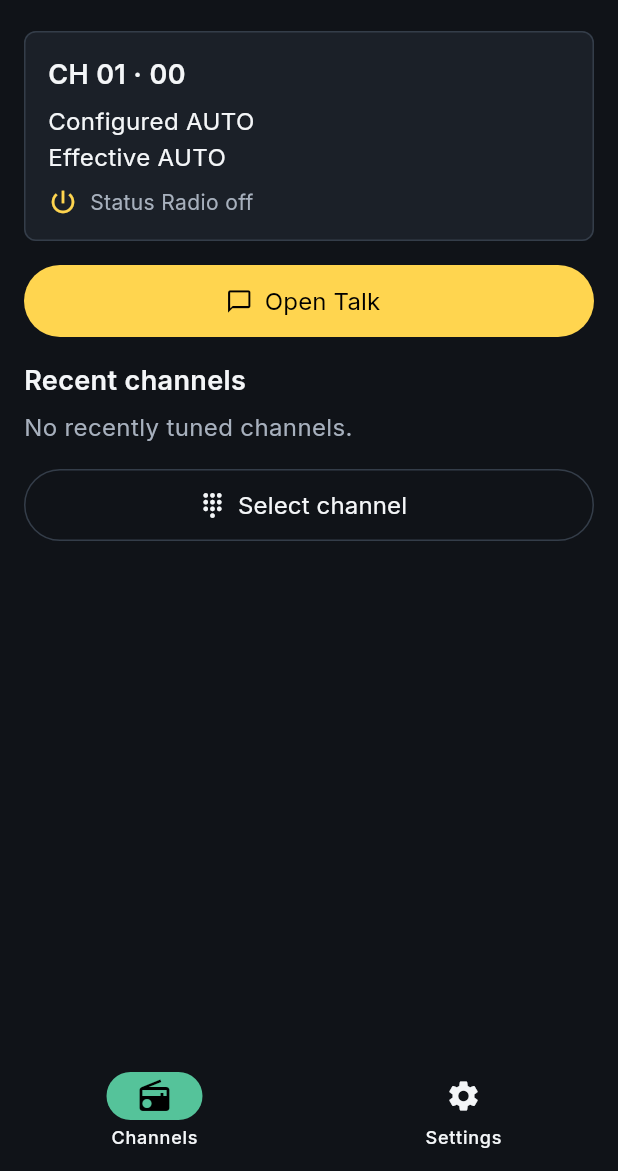
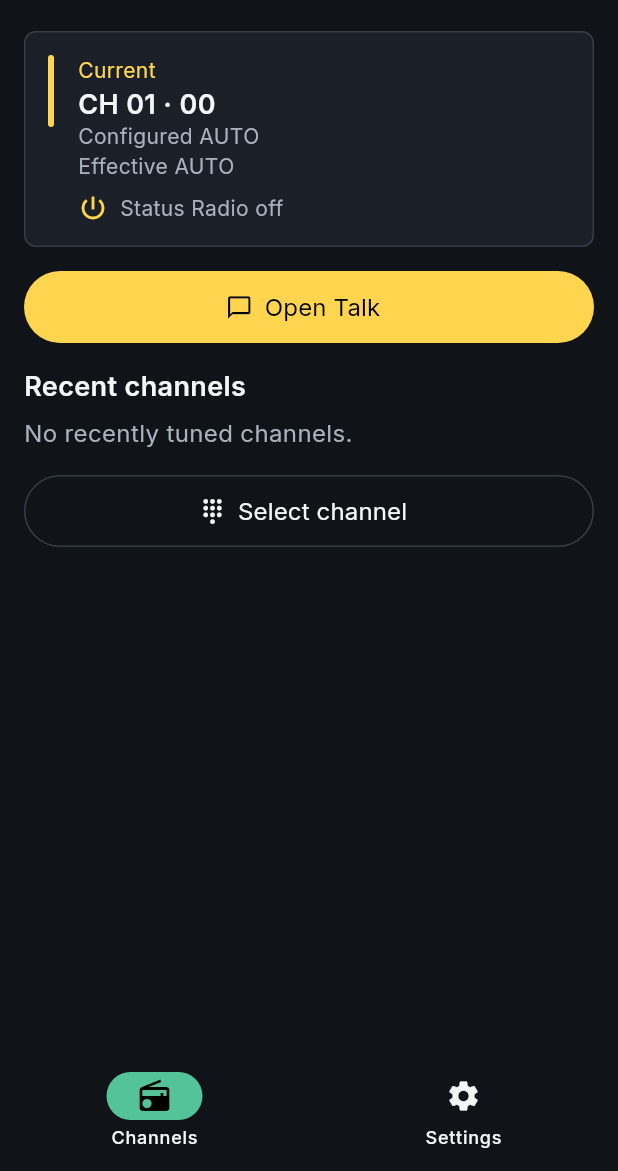
Before and after one commit to alboogycOdR/keryx-walkietalkie, a Flutter app: the screen it shows after launch, on a phone screen of 412 x 824 dp, the part 65-1236 px from its top. Run offline on Flutter 3.47's test engine with Material 3 defaults, Android fonts, the phone set to English and light mode, and no system bars; our stand-ins replace flutter_riverpod, flutter_secure_storage, permission_handler, qr_flutter, vibration; missing offline and left inert: flutter_soloud, flutter_webrtc, livekit_client, mobile_scanner.

Commit message:
feat(channels): add embedded tab body polish [TASK-075]

```diff
--- a/lib/features/channels/channels_landing.dart
+++ b/lib/features/channels/channels_landing.dart
@@ -47,19 +47,28 @@ abstract final class ChannelsLandingKeys {
 class ChannelsLanding extends ConsumerStatefulWidget {
   const ChannelsLanding({
     super.key,
-    required this.onOpenTalk,
+    this.onOpenTalk,
     required this.onSelectChannel,
+    this.embedded = false,
+    this.onTuneSucceeded,
     this.persistentNavigation,
     this.watchChannel,
   });
 
   /// One-tap shortcut onto the current channel (Design §2.1). Must not
   /// retune (UX-FR-005).
-  final VoidCallback onOpenTalk;
+  final VoidCallback? onOpenTalk;
 
   /// Launches TASK-050's selector / direct-tune flow. Must not retune
   /// itself — Cancel/Apply live on that screen.
   final VoidCallback onSelectChannel;
+
+  /// Omits the standalone landing app bar when this body is hosted by the
+  /// shell's app bar and tab strip.
+  final bool embedded;
+
+  /// Called once after a recent-channel recall has successfully retuned.
+  final VoidCallback? onTuneSucceeded;
 
   /// Optional bottom bar so content-order tests can include persistent
   /// nav. Production leaves this null; [MobileAppShell] already paints
@@ -116,6 +125,9 @@ class _ChannelsLandingState extends ConsumerState<ChannelsLanding> {
     _outcomeSub = _coordinator.outcomes.listen((TuneOutcome outcome) {
       if (!mounted) return;
       setState(() => _lastOutcome = outcome);
+      if (outcome.kind == TuneOutcomeKind.success) {
+        widget.onTuneSucceeded?.call();
+      }
     });
   }
 
@@ -174,7 +186,9 @@ class _ChannelsLandingState extends ConsumerState<ChannelsLanding> {
 
     return Scaffold(
       backgroundColor: tokens.surfaceBase,
-      appBar: AppBar(
+      appBar: widget.embedded
+          ? null
+          : AppBar(
               backgroundColor: tokens.surfaceBase,
               foregroundColor: tokens.textPrimary,
               elevation: 0,
@@ -185,7 +199,9 @@ class _ChannelsLandingState extends ConsumerState<ChannelsLanding> {
                   color: tokens.textPrimary,
                 ),
               ),
-        actions: <Widget>[_ConnectionIndicator(view: view, tokens: tokens)],
+              actions: <Widget>[
+                _ConnectionIndicator(view: view, tokens: tokens),
+              ],
             ),
       body: ListView(
         padding: const EdgeInsets.fromLTRB(
@@ -201,14 +217,16 @@ class _ChannelsLandingState extends ConsumerState<ChannelsLanding> {
             onOpenTalk: widget.onOpenTalk,
           ),
           const SizedBox(height: KeryxUxSpacing.cardSpacing),
+          if (widget.onOpenTalk != null) ...<Widget>[
             _PrimaryActionButton(
               key: ChannelsLandingKeys.openTalk,
               label: 'Open Talk',
               icon: Icons.chat_bubble_outline,
               tokens: tokens,
-            onPressed: widget.onOpenTalk,
+              onPressed: widget.onOpenTalk!,
             ),
             const SizedBox(height: KeryxUxSpacing.cardSpacing),
+          ],
           if (_coordinator.isBusy)
             Padding(
               key: ChannelsLandingKeys.recallProgress,
@@ -306,7 +324,7 @@ class _CurrentChannelCard extends StatelessWidget {
 
   final RadioViewState view;
   final KeryxUxTokens tokens;
-  final VoidCallback onOpenTalk;
+  final VoidCallback? onOpenTalk;
 
   @override
   Widget build(BuildContext context) {
@@ -343,8 +361,10 @@ class _CurrentChannelCard extends StatelessWidget {
         // screen reader has no other cue that tapping this whole card does
         // the same thing (Design §5; TASK-057).
         child: Semantics(
-          button: true,
-          label: 'Current channel $channelLabel, open Talk',
+          button: onOpenTalk != null,
+          label: onOpenTalk == null
+              ? 'Current channel $channelLabel'
+              : 'Current channel $channelLabel, open Talk',
           // TASK-057 round 2 (non-blocking finding 4): without this the
           // card's own child text (channel label, configured/effective
           // mode, status) is still individually announced after the
@@ -357,28 +377,46 @@ class _CurrentChannelCard extends StatelessWidget {
             ),
             child: Padding(
               padding: const EdgeInsets.all(KeryxUxSpacing.cardSpacing),
+              child: Row(
+                crossAxisAlignment: CrossAxisAlignment.start,
+                children: <Widget>[
+                  Container(
+                    width: 4,
+                    height: KeryxUxSpacing.minTarget,
+                    decoration: BoxDecoration(
+                      color: tokens.actionPrimary,
+                      borderRadius: BorderRadius.circular(2),
+                    ),
+                  ),
+                  const SizedBox(width: KeryxUxSpacing.cardSpacing),
+                  Expanded(
                     child: Column(
                       crossAxisAlignment: CrossAxisAlignment.start,
                       children: <Widget>[
+                        Text(
+                          'Current',
+                          style: KeryxUxTypography.secondary.copyWith(
+                            color: tokens.actionPrimary,
+                          ),
+                        ),
                         Text(
                           channelLabel,
                           style: KeryxUxTypography.sectionTitle.copyWith(
                             color: tokens.textPrimary,
                           ),
                         ),
-                  const SizedBox(height: KeryxUxSpacing.controlGap),
                         Text(
                           configured,
                           key: ChannelsLandingKeys.configuredMode,
-                    style: KeryxUxTypography.body.copyWith(
-                      color: tokens.textPrimary,
+                          style: KeryxUxTypography.secondary.copyWith(
+                            color: tokens.textSecondary,
                           ),
                         ),
                         Text(
                           effective,
                           key: ChannelsLandingKeys.effectiveRoute,
-                    style: KeryxUxTypography.body.copyWith(
-                      color: tokens.textPrimary,
+                          style: KeryxUxTypography.secondary.copyWith(
+                            color: tokens.textSecondary,
                           ),
                         ),
                         const SizedBox(height: KeryxUxSpacing.controlGap),
@@ -400,6 +438,9 @@ class _CurrentChannelCard extends StatelessWidget {
                               ),
                             ),
                           ],
+                        ),
+                      ],
+                    ),
                   ),
                 ],
               ),
@@ -477,17 +518,42 @@ class _RecentTile extends StatelessWidget {
   Widget build(BuildContext context) {
     final String label = formatChannelCode(entry.channel, entry.privacyCode);
     return ConstrainedBox(
-      constraints: const BoxConstraints(minHeight: KeryxUxSpacing.minTarget),
+      constraints: const BoxConstraints(minHeight: 64),
       child: ListTile(
         key: ChannelsLandingKeys.recentEntry(entry.channel, entry.privacyCode),
         contentPadding: EdgeInsets.zero,
         enabled: !busy,
-        leading: Icon(Icons.history, color: tokens.textSecondary),
+        leading: _ChannelTile(channel: entry.channel, tokens: tokens),
         title: Text(
           label,
           style: KeryxUxTypography.body.copyWith(color: tokens.textPrimary),
         ),
+        trailing: Icon(Icons.chevron_right, color: tokens.textSecondary),
         onTap: busy ? null : () => onTune(entry),
+      ),
+    );
+  }
+}
+
+class _ChannelTile extends StatelessWidget {
+  const _ChannelTile({required this.channel, required this.tokens});
+
+  final int channel;
+  final KeryxUxTokens tokens;
+
+  @override
+  Widget build(BuildContext context) {
+    return Container(
+      width: KeryxUxSpacing.minTarget,
+      height: KeryxUxSpacing.minTarget,
+      alignment: Alignment.center,
+      decoration: BoxDecoration(
+        color: tokens.surfaceRaised,
+        borderRadius: BorderRadius.circular(KeryxUxSpacing.controlGap),
+      ),
+      child: Text(
+        channel.toString().padLeft(2, '0'),
+        style: KeryxUxTypography.body.copyWith(color: tokens.textPrimary),
       ),
     );
   }
```
Also changed, not shown: 7 other files. Lines whose indentation alone changed are shown as unchanged.
